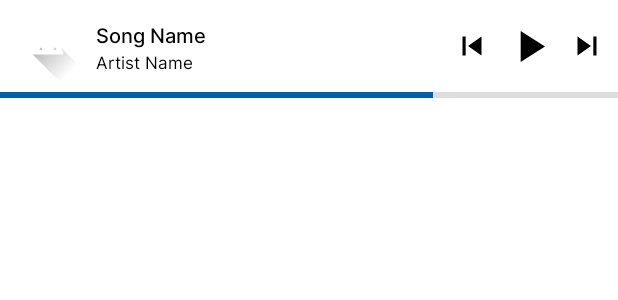
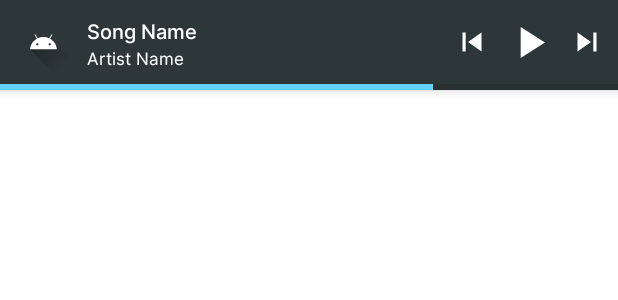
Before and after one commit to jaym21/Geet, an Android app: the layout fragment_playback_bar.xml on its own in the app's theme, with its tools: preview values and no code run, on a phone screen of 412 x 824 dp. Shown: the top 300 px of the screen. Run offline under Robolectric (Android 15) with nearby library versions, the phone set to English and light mode, and no system bars; network calls fail.

Commit message:
updated colors

```diff
--- a/app/src/main/java/dev/jaym21/geet/ui/PlaybackBarFragment.kt
+++ b/app/src/main/java/dev/jaym21/geet/ui/PlaybackBarFragment.kt
@@ -2,11 +2,11 @@ package dev.jaym21.geet.ui
 
 import android.os.Bundle
 import android.support.v4.media.session.PlaybackStateCompat
-import androidx.fragment.app.Fragment
 import android.view.LayoutInflater
 import android.view.View
 import android.view.ViewGroup
 import com.bumptech.glide.Glide
+import com.bumptech.glide.load.resource.bitmap.RoundedCorners
 import dev.jaym21.geet.R
 import dev.jaym21.geet.databinding.FragmentPlaybackBarBinding
 import dev.jaym21.geet.models.MainNavigationAction
@@ -34,7 +34,7 @@ class PlaybackBarFragment : BaseFragment() {
         nowPlayingViewModel.currentData.observe(this) {
             binding.tvSongNameBar.text = it.title
             binding.tvSongArtistBar.text = it.artist
-            Glide.with(requireContext()).load(it.artwork).into(binding.ivArtworkBar)
+            Glide.with(requireContext()).load(it.artwork).transform(RoundedCorners(12)).into(binding.ivArtworkBar)
             if (it.state == PlaybackStateCompat.STATE_PLAYING) {
                 binding.ivPlayPauseBar.setImageResource(R.drawable.ic_pause)
             } else {
--- a/app/src/main/res/layout/fragment_playback_bar.xml
+++ b/app/src/main/res/layout/fragment_playback_bar.xml
@@ -2,16 +2,17 @@
 <androidx.constraintlayout.widget.ConstraintLayout xmlns:android="http://schemas.android.com/apk/res/android"
     xmlns:tools="http://schemas.android.com/tools"
     android:layout_width="match_parent"
-    android:layout_height="match_parent"
+    android:layout_height="wrap_content"
     xmlns:app="http://schemas.android.com/apk/res-auto"
     tools:context=".ui.PlaybackBarFragment"
     android:elevation="5dp"
-    android:id="@+id/clPlaybackBarRoot">
+    android:id="@+id/clPlaybackBarRoot"
+    android:background="@color/color_accent_on_container">
 
     <ImageView
         android:id="@+id/ivArtworkBar"
-        android:layout_width="48dp"
-        android:layout_height="48dp"
+        android:layout_width="42dp"
+        android:layout_height="42dp"
         android:layout_margin="8dp"
         android:background="@drawable/artwork_rounded_corners"
         android:scaleType="centerCrop"
@@ -37,7 +38,7 @@
             android:layout_height="wrap_content"
             tools:text="Song Name"
             android:textSize="13sp"
-            android:textColor="@color/black"
+            android:textColor="@color/white"
             android:ellipsize="end"
             android:maxLines="1"
             android:fontFamily="@font/inter_medium"/>
@@ -48,7 +49,7 @@
             android:layout_height="wrap_content"
             tools:text="Artist Name"
             android:textSize="11sp"
-            android:textColor="@color/black"
+            android:textColor="@color/white"
             android:ellipsize="end"
             android:maxLines="1"
             android:fontFamily="@font/inter_regular"/>
@@ -60,6 +61,7 @@
         android:layout_width="25dp"
         android:layout_height="25dp"
         android:src="@drawable/ic_skip_previous"
+        app:tint="@color/white"
         android:layout_margin="8dp"
         app:layout_constraintEnd_toStartOf="@id/ivPlayPauseBar"
         app:layout_constraintTop_toTopOf="parent"
@@ -70,6 +72,7 @@
         android:layout_width="35dp"
         android:layout_height="35dp"
         android:src="@drawable/ic_play"
+        app:tint="@color/white"
         android:layout_margin="8dp"
         app:layout_constraintEnd_toStartOf="@id/ivNextBar"
         app:layout_constraintTop_toTopOf="parent"
@@ -80,6 +83,7 @@
         android:layout_width="25dp"
         android:layout_height="25dp"
         android:src="@drawable/ic_skip_next"
+        app:tint="@color/white"
         android:layout_margin="8dp"
         app:layout_constraintTop_toTopOf="parent"
         app:layout_constraintEnd_toEndOf="parent"
@@ -94,5 +98,5 @@
         app:layout_constraintStart_toStartOf="parent"
         app:layout_constraintEnd_toEndOf="parent"
         app:layout_constraintTop_toBottomOf="@id/ivArtworkBar"
-        android:layout_marginTop="5dp"/>
+        android:layout_marginTop="6dp"/>
 </androidx.constraintlayout.widget.ConstraintLayout>
--- a/app/src/main/res/layout/fragment_songs.xml
+++ b/app/src/main/res/layout/fragment_songs.xml
@@ -4,7 +4,8 @@
     android:layout_width="match_parent"
     android:layout_height="match_parent"
     xmlns:app="http://schemas.android.com/apk/res-auto"
-    tools:context=".ui.SongsFragment">
+    tools:context=".ui.SongsFragment"
+    android:background="@color/colorPrimary">
 
     <androidx.recyclerview.widget.RecyclerView
         android:id="@+id/rvAllSongs"
--- a/app/src/main/res/values-night/themes.xml
+++ b/app/src/main/res/values-night/themes.xml
@@ -3,11 +3,11 @@
     <style name="Theme.Geet" parent="Theme.MaterialComponents.DayNight.NoActionBar">
         <!-- Primary brand color. -->
         <item name="colorPrimary">@color/colorPrimary</item>
-        <item name="colorPrimaryVariant">@color/colorPrimaryDark</item>
+        <item name="colorPrimaryVariant">@color/colorPrimary</item>
         <item name="colorOnPrimary">@color/colorAccent</item>
         <!-- Secondary brand color. -->
         <item name="colorSecondary">@color/colorPrimary</item>
-        <item name="colorSecondaryVariant">@color/colorPrimaryDark</item>
+        <item name="colorSecondaryVariant">@color/colorPrimary</item>
         <item name="colorOnSecondary">@color/black</item>
         <!-- Status bar color. -->
         <item name="android:statusBarColor" tools:targetApi="l">?attr/colorPrimaryVariant</item>
--- a/app/src/main/res/values/colors.xml
+++ b/app/src/main/res/values/colors.xml
@@ -1,14 +1,15 @@
 <?xml version="1.0" encoding="utf-8"?>
 <resources>
-    <color name="colorPrimary">#222326</color>
-    <color name="colorPrimaryDark">#222326</color>
+    <color name="colorPrimary">#191C1E</color>
     <color name="colorDark">#121212</color>
-    <color name="colorAccent">#0061A6</color>
-    <color name="colorAccentDark">#001D36</color>
+    <color name="colorAccent">#62D3FF</color>
+    <color name="colorAccentDark">#003546</color>
+    <color name="color_accent_on_container">#2D3639</color>
     <color name="black">#FF000000</color>
     <color name="white">#FFFFFFFF</color>
     <color name="black_alpha_50">#80000000</color>
     <color name="black_alpha_85">#d80a0a0a</color>
+    <color name="white_alpha_85">#D9FFFFFF</color>
     <color name="white_alpha_70">#B3FFFFFF</color>
     <color name="white_alpha_60">#99FFFFFF</color>
     <color name="white_alpha_50">#80FFFFFF</color>
--- a/app/src/main/res/values/themes.xml
+++ b/app/src/main/res/values/themes.xml
@@ -3,11 +3,11 @@
     <style name="Theme.Geet" parent="Theme.MaterialComponents.DayNight.NoActionBar">
         <!-- Primary brand color. -->
         <item name="colorPrimary">@color/colorPrimary</item>
-        <item name="colorPrimaryVariant">@color/colorPrimaryDark</item>
+        <item name="colorPrimaryVariant">@color/colorPrimary</item>
         <item name="colorOnPrimary">@color/colorAccent</item>
         <!-- Secondary brand color. -->
         <item name="colorSecondary">@color/colorPrimary</item>
-        <item name="colorSecondaryVariant">@color/colorPrimaryDark</item>
+        <item name="colorSecondaryVariant">@color/colorPrimary</item>
         <item name="colorOnSecondary">@color/black</item>
         <!-- Status bar color. -->
         <item name="android:statusBarColor" tools:targetApi="l">?attr/colorPrimaryVariant</item>
```
Also changed, not shown: app/src/main/java/dev/jaym21/geet/adapters/SongsRVAdapter.kt (+5 -3 lines), app/src/main/java/dev/jaym21/geet/ui/NowPlayingFragment.kt (+6 -1 lines), app/src/main/res/layout/fragment_home.xml (+11 -10 lines), app/src/main/res/layout/fragment_now_playing.xml (+7 -5 lines), app/src/main/res/layout/item_song_layout.xml (+6 -5 lines).
